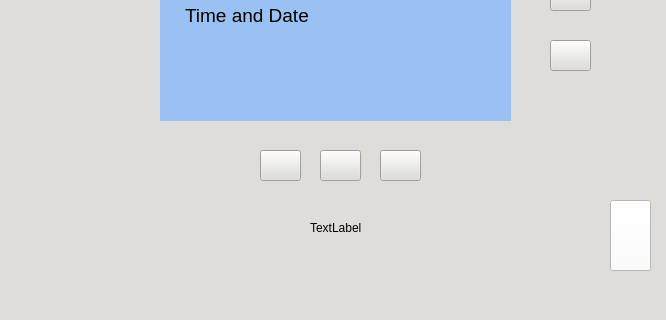
Qt form mainwindow.ui (sahilgagvani/Neuro-Nirvana) before a commit; both pictures show x 0 to 666 and y 280 to 600 of the 666 by 600 pixel window.
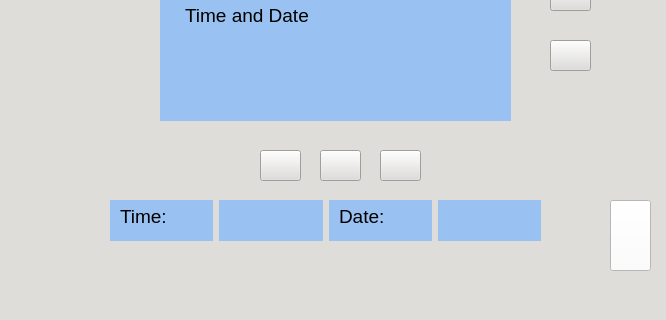
The same form after that commit. Icons and pictures are not drawn.

Commit message: Added timeAndDate layout section with currTime and currDate labels to be updated with time and date

```diff
--- a/mainwindow.ui
+++ b/mainwindow.ui
@@ -376,19 +376,6 @@
      <string notr="true">menuOptions</string>
     </attribute>
    </widget>
-   <widget class="QLabel" name="label_2">
-    <property name="geometry">
-     <rect>
-      <x>310</x>
-      <y>500</y>
-      <width>58</width>
-      <height>16</height>
-     </rect>
-    </property>
-    <property name="text">
-     <string>TextLabel</string>
-    </property>
-   </widget>
    <widget class="QWidget" name="horizontalLayoutWidget">
     <property name="geometry">
      <rect>
@@ -420,6 +407,94 @@
      </item>
     </layout>
    </widget>
+   <widget class="QWidget" name="horizontalLayoutWidget_2">
+    <property name="geometry">
+     <rect>
+      <x>110</x>
+      <y>480</y>
+      <width>431</width>
+      <height>41</height>
+     </rect>
+    </property>
+    <layout class="QHBoxLayout" name="timeAndDate">
+     <item>
+      <widget class="QLabel" name="timeLabel">
+       <property name="font">
+        <font>
+         <pointsize>14</pointsize>
+        </font>
+       </property>
+       <property name="styleSheet">
+        <string notr="true">background-color: rgb(153, 193, 241);
+padding: 0px 5px 5px 5px;</string>
+       </property>
+       <property name="text">
+        <string>Time:</string>
+       </property>
+       <property name="alignment">
+        <set>Qt::AlignLeading|Qt::AlignLeft|Qt::AlignTop</set>
+       </property>
+      </widget>
+     </item>
+     <item>
+      <widget class="QLabel" name="currTime">
+       <property name="font">
+        <font>
+         <pointsize>14</pointsize>
+        </font>
+       </property>
+       <property name="styleSheet">
+        <string notr="true">background-color: rgb(153, 193, 241);
+padding: 0px 5px 5px 5px;</string>
+       </property>
+       <property name="text">
+        <string/>
+       </property>
+       <property name="alignment">
+        <set>Qt::AlignLeading|Qt::AlignLeft|Qt::AlignTop</set>
+       </property>
+      </widget>
+     </item>
+     <item>
+      <widget class="QLabel" name="dateLabel">
+       <property name="font">
+        <font>
+         <pointsize>14</pointsize>
+        </font>
+       </property>
+       <property name="styleSheet">
+        <string notr="true">background-color: rgb(153, 193, 241);
+padding: 0px 5px 5px 5px;</string>
+       </property>
+       <property name="text">
+        <string>Date:</string>
+       </property>
+       <property name="alignment">
+        <set>Qt::AlignLeading|Qt::AlignLeft|Qt::AlignTop</set>
+       </property>
+      </widget>
+     </item>
+     <item>
+      <widget class="QLabel" name="currDate">
+       <property name="font">
+        <font>
+         <pointsize>14</pointsize>
+        </font>
+       </property>
+       <property name="styleSheet">
+        <string notr="true">background-color: rgb(153, 193, 241);
+padding: 0px 5px 5px 5px;</string>
+       </property>
+       <property name="text">
+        <string/>
+       </property>
+       <property name="alignment">
+        <set>Qt::AlignLeading|Qt::AlignLeft|Qt::AlignTop</set>
+       </property>
+      </widget>
+     </item>
+    </layout>
+   </widget>
   </widget>
   <widget class="QMenuBar" name="menubar">
    <property name="geometry">
```
